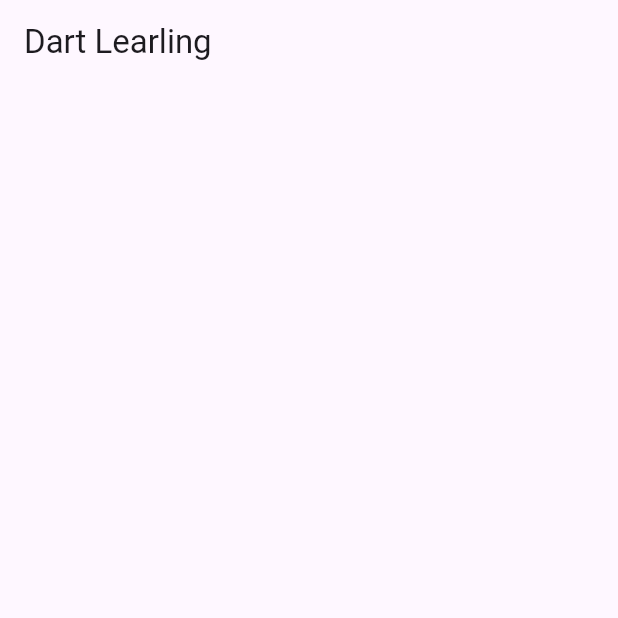
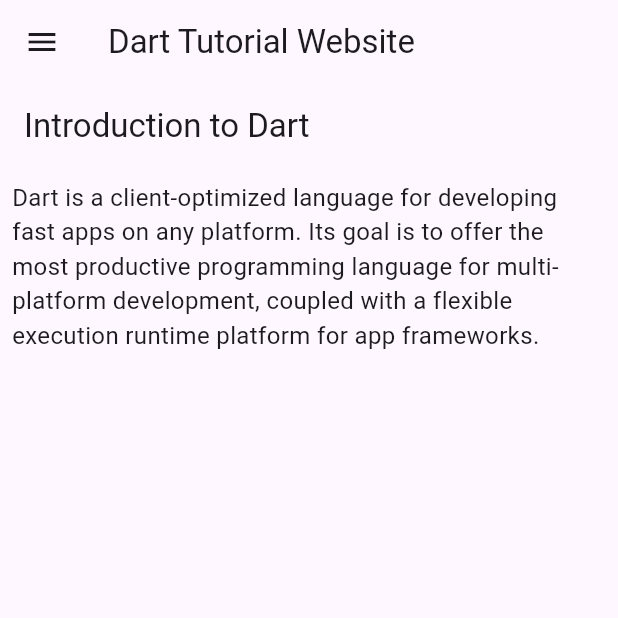
Before and after one commit to codersantoshadhikari/dart-learning, a Flutter app: the screen it shows after launch, on a phone screen of 412 x 824 dp, the top half of it. Run offline on Flutter 3.47's test engine with Material 3 defaults, Android fonts, the light colour scheme and no system bars.

Commit message:
use privider

```diff
--- /dev/null
+++ b/lib/home/home_screen.dart
@@ -0,0 +1,77 @@
+import 'package:dart_learning/screen/intro.dart';
+import 'package:flutter/material.dart';
+import 'package:provider/provider.dart';
+import '../model/pageinex.dart';
+import '../screen/basic_program.dart';
+import '../screen/comments.dart';
+import '../screen/date_type.dart';
+import '../screen/install_dart.dart';
+import '../screen/operators.dart';
+import '../screen/string.dart';
+import '../screen/variables.dart';
+
+
+class MyHomePage extends StatefulWidget {
+  const MyHomePage({super.key});
+
+  @override
+  MyHomePageState createState() => MyHomePageState();
+}
+
+class MyHomePageState extends State<MyHomePage> {
+  final List<Widget> pages = [
+    const Introduction(),
+    const InstallDart(),
+    const BasicProgram(),
+    const Variables(),
+    const DataTypes(),
+    const Comments(),
+    const Operators(),
+    const Strings(),
+  ];
+
+  @override
+  Widget build(BuildContext context) {
+    final provider = Provider.of<PageIndexProvider>(context);
+    int selectedIndex = provider.selectedIndex;
+
+    return Scaffold(
+      appBar: AppBar(
+        title: const Text('Dart Tutorial Website'),
+      ),
+      body: IndexedStack(
+        index: selectedIndex,
+        children: pages,
+      ),
+      drawer: Drawer(
+        child: ListView(
+          padding: EdgeInsets.zero,
+          children: <Widget>[
+            const DrawerHeader(
+              decoration: BoxDecoration(
+                color: Colors.blue,
+              ),
+              child: Text('Dart Topics',
+                  style: TextStyle(color: Colors.white, fontSize: 24)),
+            ),
+            ListTile(
+              title: const Text('Introduction to Dart'),
+              onTap: () {
+                provider.setSelectedIndex(0);
+                Navigator.pop(context);
+              },
+            ),
+            ListTile(
+              title: const Text('How to Install Dart'),
+              onTap: () {
+                provider.setSelectedIndex(1);
+                Navigator.pop(context);
+              },
+            ),
+            // Continue adding other ListTiles here for each topic
+          ],
+        ),
+      ),
+    );
+  }
+}
--- a/lib/main.dart
+++ b/lib/main.dart
@@ -1,18 +1,16 @@
-import 'package:dart_learning/screen/home_screen.dart';
 import 'package:flutter/material.dart';
+import 'package:provider/provider.dart';
+import 'model/pageinex.dart';
+import 'home/home_screen.dart';
 
 void main() {
-  runApp(const MyApp());
+  runApp(
+    ChangeNotifierProvider(
+      create: (context) => PageIndexProvider(),
+      child: const MaterialApp(
+        title: 'Dart Tutorial Website',
+        home: MyHomePage(),
+      ),
+    ),
+  );
 }
-
-class MyApp extends StatelessWidget {
-  const MyApp({super.key});
-  @override
-  Widget build(BuildContext context) {
-    return MaterialApp(
-      title: 'Flutter Demo',
-      theme: ThemeData(),
-      home: const MyHomePage(),
-    );
-  }
-}
--- /dev/null
+++ b/lib/model/pageinex.dart
@@ -0,0 +1,14 @@
+import 'package:flutter/material.dart';
+
+class PageIndexProvider with ChangeNotifier {
+  int _selectedIndex = 0;
+
+  int get selectedIndex => _selectedIndex;
+
+  void setSelectedIndex(int index) {
+    if (_selectedIndex != index) {
+      _selectedIndex = index;
+      notifyListeners();
+    }
+  }
+}
--- a/lib/screen/home_screen.dart
+++ /dev/null
@@ -1,14 +0,0 @@
-import 'package:flutter/material.dart';
-
-class MyHomePage extends StatelessWidget {
-  const MyHomePage({super.key});
-
-  @override
-  Widget build(BuildContext context) {
-    return Scaffold(
-      appBar: AppBar(
-        title: const Text("Dart Learling"),
-      ),
-    );
-  }
-}
--- /dev/null
+++ b/lib/screen/intro.dart
@@ -0,0 +1,21 @@
+import 'package:flutter/material.dart';
+
+class Introduction extends StatelessWidget {
+  const Introduction({super.key});
+
+  @override
+  Widget build(BuildContext context) {
+    return Scaffold(
+      appBar: AppBar(
+        title: const Text('Introduction to Dart'),
+      ),
+      body: const Padding(
+        padding: EdgeInsets.all(8.0),
+        child: Text(
+          'Dart is a client-optimized language for developing fast apps on any platform. Its goal is to offer the most productive programming language for multi-platform development, coupled with a flexible execution runtime platform for app frameworks.',
+          style: TextStyle(fontSize: 16.0),
+        ),
+      ),
+    );
+  }
+}
--- a/pubspec.yaml
+++ b/pubspec.yaml
@@ -35,6 +35,7 @@ dependencies:
   # The following adds the Cupertino Icons font to your application.
   # Use with the CupertinoIcons class for iOS style icons.
   cupertino_icons: ^1.0.6
+  provider: ^6.1.2
 
 dev_dependencies:
   flutter_test:
```
Also changed, not shown: lib/screen/basic_program.dart (added, +21 -0 lines), lib/screen/comments.dart (added, +21 -0 lines), lib/screen/date_type.dart (added, +21 -0 lines), lib/screen/install_dart.dart (added, +36 -0 lines), lib/screen/operators.dart (added, +21 -0 lines), lib/screen/string.dart (added, +21 -0 lines), lib/screen/user_iputs.dart (added, +23 -0 lines), lib/screen/variables.dart (added, +21 -0 lines), pubspec.lock, 1 other file.
